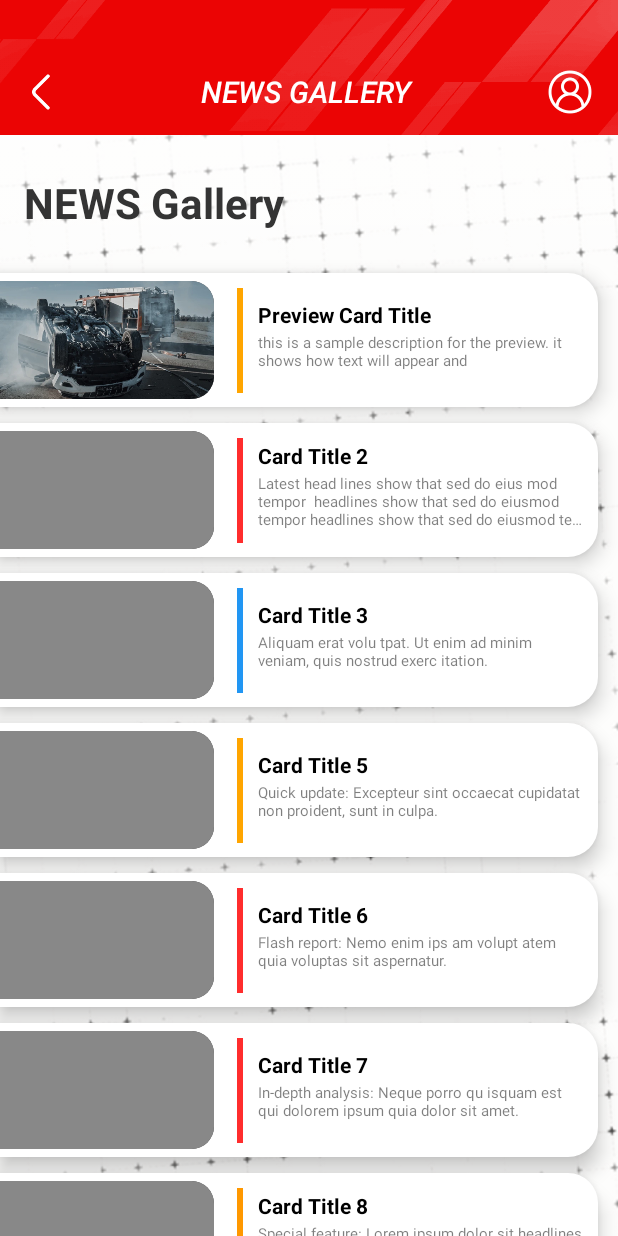
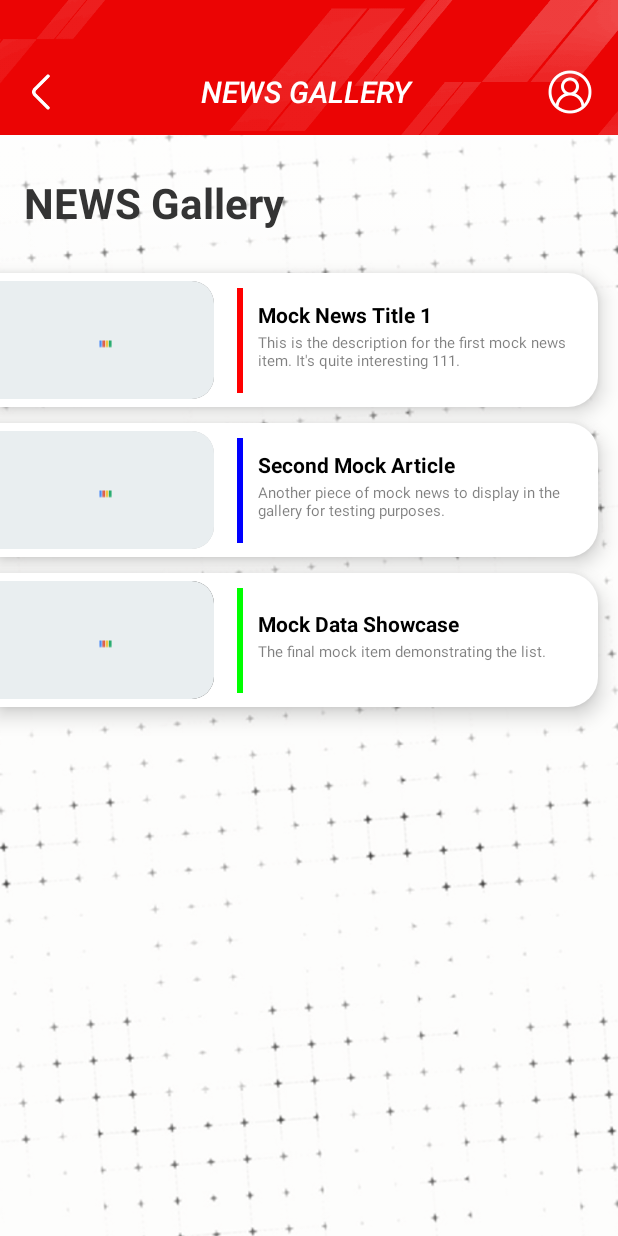
Before and after one commit to JaninduPramod/Crash-Trace, an Android app built with Jetpack Compose: the @Preview function NewsGalleryPreview, on a phone screen of 412 x 824 dp. Run offline under Robolectric (Android 15) with nearby library versions, the phone set to English and light mode, and no system bars; libraries missing offline, so code that uses them is left out: coil.decode; pictures from the network do not load; 1 statement that could not run was skipped.

Commit message:
add loading card function

```diff
--- a/app/build.gradle.kts
+++ b/app/build.gradle.kts
@@ -66,7 +66,8 @@ dependencies {
 
     implementation("androidx.compose.material:material-icons-extended:<version>")
 
-
+    implementation("io.coil-kt:coil-compose:2.4.0")
+    implementation("io.coil-kt:coil-gif:2.4.0")
 
     implementation("io.insert-koin:koin-android:3.4.0")
     implementation("io.insert-koin:koin-core:3.4.0")
--- a/app/src/main/java/com/crashtrace/mobile/di/AppModule.kt
+++ b/app/src/main/java/com/crashtrace/mobile/di/AppModule.kt
@@ -10,6 +10,9 @@ import com.crashtrace.mobile.viewmodel.LoginViewModel
 import com.crashtrace.mobile.viewmodel.PasswordResetViewModel
 import com.crashtrace.mobile.viewmodel.ProfileViewModel
 import org.koin.android.ext.koin.androidContext
+import org.koin.dsl.module
+import com.crashtrace.mobile.viewmodel.NewsGalleryViewModel
+import org.koin.androidx.viewmodel.dsl.viewModel
 import org.koin.dsl.module
 
 val appModule = module {
@@ -27,4 +30,5 @@ val appModule = module {
     single { SignUpViewModel(get()) } // Inject repository
     single { PasswordResetViewModel(get()) } // Inject repository
     single { ProfileViewModel(get(), get()) } // Inject repository and DataStoreManager
+    viewModel { NewsGalleryViewModel() }
 }
--- a/app/src/main/java/com/crashtrace/mobile/navigation/NavGraph.kt
+++ b/app/src/main/java/com/crashtrace/mobile/navigation/NavGraph.kt
@@ -2,8 +2,10 @@ package com.crashtrace.mobile.navigation
 
 import androidx.compose.runtime.Composable
 import androidx.navigation.NavHostController
+import androidx.navigation.NavType
 import androidx.navigation.compose.NavHost
 import androidx.navigation.compose.composable
+import androidx.navigation.navArgument
 import com.crashtrace.mobile.ui.screens.OnBoardScreen1
 import com.crashtrace.mobile.ui.screens.OnBoardScreen2
 import com.crashtrace.mobile.ui.screens.OnBoardScreen3
@@ -14,6 +16,7 @@ import com.crashtrace.mobile.ui.screens.SignUpScreen
 import com.crashtrace.mobile.ui.screens.SigningInScreen
 import com.crashtrace.mobile.ui.screens.VerificationScreen
 import com.crashtrace.mobile.ui.screens.MainNavScreen
+import com.crashtrace.mobile.ui.screens.NewsFeedScreen
 import com.crashtrace.mobile.ui.screens.NewsGalleryScreen
 import com.crashtrace.mobile.ui.screens.NewsInfoScreen
 
@@ -32,7 +35,17 @@ fun AppNavGraph(navController: NavHostController) {
         composable("profile") { ProfileScreen(navController) }
         composable("home") { MainNavScreen(navController) }
         composable("card") { NewsInfoScreen(navController) }
+        composable("newsFeed") { NewsFeedScreen(navController) }
         composable("gallery") { NewsGalleryScreen(navController) }
+
+        composable(
+            route = "mainScreen/{selectedIndex}",
+            arguments = listOf(navArgument("selectedIndex") { type = NavType.IntType })
+        ) { backStackEntry ->
+            val selectedIndex = backStackEntry.arguments?.getInt("selectedIndex") ?: 0
+            MainNavScreen(navController = navController, selectedIndex = selectedIndex)
+        }
+
 
 
         composable("first") {
--- a/app/src/main/java/com/crashtrace/mobile/ui/components/CardActivity.kt
+++ b/app/src/main/java/com/crashtrace/mobile/ui/components/CardActivity.kt
@@ -16,14 +16,19 @@ import androidx.compose.ui.Alignment
 import androidx.compose.ui.Modifier
 import androidx.compose.ui.draw.clip
 import androidx.compose.ui.graphics.Color
-import androidx.compose.ui.graphics.painter.ColorPainter
+import androidx.compose.ui.graphics.painter.Painter
 import androidx.compose.ui.layout.ContentScale
+import androidx.compose.ui.platform.LocalContext
 import androidx.compose.ui.text.font.FontWeight
 import androidx.compose.ui.text.style.TextOverflow
 import androidx.compose.ui.unit.dp
 import androidx.compose.ui.unit.sp
-
 import androidx.compose.ui.tooling.preview.Preview
+import coil.compose.rememberAsyncImagePainter
+import coil.decode.GifDecoder
+import coil.imageLoader
+import coil.request.ImageRequest
+import com.crashtrace.mobile.R
 
 @Composable
 fun MyCustomCard(
@@ -35,8 +40,7 @@ fun MyCustomCard(
         modifier = modifier
             .fillMaxWidth()
             .height(100.dp)
-            .padding(start = 0.dp, top = 5.dp, end = 5.dp, bottom = 5.dp)
-            .clickable { onClick() },
+            .padding(start = 0.dp, top = 5.dp, end = 5.dp, bottom = 5.dp),
         shape = RoundedCornerShape(topStart = 0.dp, topEnd = 20.dp, bottomEnd = 20.dp, bottomStart = 0.dp),
         colors = CardDefaults.cardColors(containerColor = Color.White),
         elevation = CardDefaults.cardElevation(defaultElevation = 8.dp)
@@ -47,13 +51,15 @@ fun MyCustomCard(
                     .fillMaxSize()
                     .height(IntrinsicSize.Max)
             ) {
+                val context = LocalContext.current
+
                 Box(
                     modifier = Modifier
                         .weight(0.4f)
                         .fillMaxHeight()
                         .padding(start = 0.dp, top = 5.dp, end = 15.dp, bottom = 5.dp)
                         .clip(RoundedCornerShape(topEnd = 15.dp, bottomEnd = 15.dp))
-                        .background(Color.DarkGray)
+                        .background(if (cardItem.imagePainter == null) cardItem.imagePlaceholderColor else Color.DarkGray)
                 ) {
                     if (cardItem.imagePainter != null) {
                         Image(
@@ -63,10 +69,22 @@ fun MyCustomCard(
                             contentScale = ContentScale.Crop
                         )
                     } else {
+                        val gifPainter = rememberAsyncImagePainter(
+                            model = ImageRequest.Builder(context)
+                                .data(R.drawable.loding) // loading gif in drawable
+                                .build(),
+                            imageLoader = context.imageLoader.newBuilder()
+                                .components {
+                                    add(GifDecoder.Factory())
+                                }
+                                .build()
+                        )
+
                         Image(
-                            painter = ColorPainter(cardItem.imagePlaceholderColor),
+                            painter = gifPainter,
                             contentDescription = cardItem.title,
-                            modifier = Modifier.fillMaxSize()
+                            modifier = Modifier.fillMaxSize(),
+                            contentScale = ContentScale.Crop
                         )
                     }
                 }
@@ -105,27 +123,25 @@ fun MyCustomCard(
                     )
                 }
             }
-            // Add a button overlay filling the card (hole area)
+
+            // Full-size transparent clickable overlay instead of Button (better)
             Box(
                 modifier = Modifier
-                    .fillMaxSize(),
-                contentAlignment = Alignment.Center
-            ) {
-                Button(
-                    onClick = onClick,
-                    colors = ButtonDefaults.buttonColors(containerColor = Color.Transparent),
-                    elevation = null,
-                    shape = RoundedCornerShape(topStart = 0.dp, topEnd = 20.dp, bottomEnd = 20.dp, bottomStart = 0.dp), // <-- Add border radius here
-                    modifier = Modifier
-                        .fillMaxSize()
-                        .background(Color.Transparent)
-                ) {
-                    // Empty content, button is invisible but clickable
-                }
-            }
+                    .fillMaxSize()
+                    .clickable { onClick() }
+            )
         }
     }
 }
+
+data class CardItem(
+    val cardId: String,
+    val title: String,
+    val description: String,
+    val accentColor: Color,
+    val imagePlaceholderColor: Color,
+    val imagePainter: Painter? = null
+)
 
 @Preview(showBackground = true)
 @Composable
@@ -138,6 +154,6 @@ fun MyCustomCardPreview() {
             imagePlaceholderColor = Color.Gray,
             accentColor = Color.Red,
         ),
-        onClick = {} // <-- Provide empty lambda for preview
+        onClick = {} // empty lambda for preview
     )
 }
--- a/app/src/main/java/com/crashtrace/mobile/ui/components/CardItem.kt
+++ b/app/src/main/java/com/crashtrace/mobile/ui/components/CardItem.kt
@@ -1,13 +1,13 @@
-package com.crashtrace.mobile.ui.components
-
-import androidx.compose.ui.graphics.Color
-import androidx.compose.ui.graphics.painter.Painter
-
-data class CardItem(
-    val cardId: String,
-    val title: String,
-    val description: String,
-    val imagePlaceholderColor: Color,
-    val accentColor: Color,
-    val imagePainter: Painter? = null
-)
+//package com.crashtrace.mobile.ui.components
+//
+//import androidx.compose.ui.graphics.Color
+//import androidx.compose.ui.graphics.painter.Painter
+//
+//data class CardItem(
+//    val cardId: String,
+//    val title: String,
+//    val description: String,
+//    val imagePlaceholderColor: Color,
+//    val accentColor: Color,
+//    val imagePainter: Painter? = null
+//)
--- a/app/src/main/java/com/crashtrace/mobile/ui/screens/HomeFeedScreen.kt
+++ b/app/src/main/java/com/crashtrace/mobile/ui/screens/HomeFeedScreen.kt
@@ -38,6 +38,8 @@ fun HomeFeedScreen(navController: NavHostController) {
     if (loadProfile) {
         navController.navigate("profile")
         loadProfile = false
+
+
     }
 
     Box(modifier = Modifier.fillMaxSize()) {
@@ -50,7 +52,9 @@ fun HomeFeedScreen(navController: NavHostController) {
             modifier = Modifier.fillMaxSize()
         )
 
-        // ✅ Main content
+
+
+
         Column(
             modifier = Modifier.fillMaxSize()
         ) {
@@ -104,7 +108,7 @@ fun HomeFeedScreen(navController: NavHostController) {
                             )
                             Spacer(modifier = Modifier.height(4.dp))
                             Button(
-                            onClick = { },
+                                onClick = { navController.navigate("mainScreen/1") },
                                 modifier = Modifier
                                     .width(200.dp)
                                     .height(48.dp),
@@ -134,19 +138,16 @@ fun HomeFeedScreen(navController: NavHostController) {
                             }
                         }
                     }
-
-
-                Spacer(modifier = Modifier.height(36.dp))
-
                 Column(
                     modifier = Modifier
                         .padding(horizontal = 16.dp)
-                        .offset(y = (-120).dp),
+                        .offset(y = (-90).dp),
                 ) {
                     AnalysisCard()
                     Spacer(modifier = Modifier.height(24.dp))
                     CrashTraceOptionsCard()
-                    Spacer(modifier = Modifier.height(24.dp))
+
+                    Spacer(modifier = Modifier.height(0.dp))
                 }
             }
         }
@@ -167,8 +168,9 @@ fun AnalysisCard() {
             modifier = Modifier
                 .fillMaxSize()
                 .padding(12.dp)
+
         ) {
-            Spacer(modifier = Modifier.height(24.dp))
+            Spacer(modifier = Modifier.height(12.dp))
             Text(
                 text = "ANALYSIS",
                 fontSize = 24.sp,
@@ -177,7 +179,7 @@ fun AnalysisCard() {
                 modifier = Modifier.padding(start = 8.dp)
             )
 
-            Spacer(modifier = Modifier.height(4.dp))
+            Spacer(modifier = Modifier.height(12.dp))
 
             // Main News Card
             Card(
@@ -366,7 +368,7 @@ fun CrashTraceOptionsCard() {
     Card(
         modifier = Modifier
             .fillMaxWidth()
-            .height(350.dp)
+            .height(365.dp)
             .shadow(15.dp, RoundedCornerShape(18.dp), ambientColor = Color.Black.copy(alpha = 0.2f)),
         shape = RoundedCornerShape(18.dp),
         colors = CardDefaults.cardColors(containerColor = Color.White)
@@ -375,6 +377,7 @@ fun CrashTraceOptionsCard() {
             modifier = Modifier
                 .fillMaxSize()
                 .padding(24.dp)
+
         ) {
             Text(
                 text = "Crash Trace Options",
--- a/app/src/main/java/com/crashtrace/mobile/ui/screens/NewsGalleryScreen.kt
+++ b/app/src/main/java/com/crashtrace/mobile/ui/screens/NewsGalleryScreen.kt
@@ -6,11 +6,7 @@ import androidx.compose.foundation.layout.*
 import androidx.compose.foundation.rememberScrollState
 import androidx.compose.foundation.verticalScroll
 import androidx.compose.material3.Text
-import androidx.compose.runtime.Composable
-import androidx.compose.runtime.getValue
-import androidx.compose.runtime.mutableStateOf
-import androidx.compose.runtime.remember
-import androidx.compose.runtime.setValue
+import androidx.compose.runtime.*
 import androidx.compose.ui.Alignment
 import androidx.compose.ui.Modifier
 import androidx.compose.ui.graphics.Brush
@@ -20,13 +16,15 @@ import androidx.compose.ui.res.painterResource
 import androidx.compose.ui.text.font.FontWeight
 import androidx.compose.ui.unit.dp
 import androidx.compose.ui.unit.sp
+import androidx.compose.ui.tooling.preview.Preview
+import androidx.navigation.NavController
+import androidx.navigation.compose.rememberNavController
 import com.crashtrace.mobile.R
 import com.crashtrace.mobile.ui.components.AppBarMain
 import com.crashtrace.mobile.ui.components.MyCustomCard
 import com.crashtrace.mobile.ui.components.CardItem
-import androidx.compose.ui.tooling.preview.Preview
-import androidx.navigation.NavController
-import androidx.navigation.compose.rememberNavController
+import com.crashtrace.mobile.viewmodel.NewsGalleryViewModel
+import org.koin.androidx.compose.koinViewModel
 
 @Composable
 fun NewsGalleryScreen(
@@ -34,23 +32,27 @@ fun NewsGalleryScreen(
     selectedIndex: Int = 1
 ) {
 
+    val newsGalleryViewModel: NewsGalleryViewModel = koinViewModel()
+
+
+    val newsList by newsGalleryViewModel.newsList.collectAsState()
+
+
     var loadProfile by remember { mutableStateOf(false) }
+    var backToFeed by remember { mutableStateOf(false) }
+
 
     if (loadProfile) {
         navController.navigate("profile")
         loadProfile = false
     }
-    var backToFeed by remember { mutableStateOf(false) }
 
     if (backToFeed) {
         MainNavScreen(navController = navController, selectedIndex = selectedIndex)
         return
     }
 
-    Box(
-        modifier = Modifier.fillMaxSize()
-    ) {
-
+    Box(modifier = Modifier.fillMaxSize()) {
         Image(
             painter = painterResource(id = R.drawable.background_image),
             contentDescription = null,
@@ -58,7 +60,7 @@ fun NewsGalleryScreen(
             contentScale = ContentScale.Crop
         )
 
-        // Gradient shadow box at top
+        // Top gradient overlay
         Box(
             modifier = Modifier
                 .align(Alignment.TopCenter)
@@ -74,72 +76,39 @@ fun NewsGalleryScreen(
                 )
         )
 
-        // Main content
-        Column(
-            modifier = Modifier.fillMaxSize()
-        ) {
-            // Static AppBar
+        Column(modifier = Modifier.fillMaxSize()) {
             AppBarMain(
                 title = "NEWS GALLERY",
                 BackButton = true,
                 onBackClick = { backToFeed = true },
-                onProfileClick = { isProfile ->
-                    if (isProfile) loadProfile = true
-                }
+                onProfileClick = { isProfile -> if (isProfile) loadProfile = true }
             )
 
             Spacer(modifier = Modifier.height(30.dp))
 
-            // Section Title (STATIC)
             Text(
                 text = "NEWS Gallery",
                 color = Color(0xFF343434),
                 fontWeight = FontWeight.Bold,
                 fontSize = 28.sp,
-                modifier = Modifier.padding(start = 16.dp, bottom = 0.dp)
+                modifier = Modifier.padding(start = 16.dp)
             )
+
             Spacer(modifier = Modifier.height(16.dp))
-            // Scrollable content (only cards)
+
             Column(
                 modifier = Modifier
                     .fillMaxSize()
                     .verticalScroll(rememberScrollState())
+                    .padding(0.dp, 8.dp, 8.dp, 8.dp)
             ) {
-                // News items
-                val newsList = listOf(
-                    CardItem(
-                        cardId = "1",
-                        title = "Preview Card Title",
-                        description = "this is a sample description for the preview. it shows how text will appear and",
-                        imagePlaceholderColor = Color.Gray,
-                        accentColor = Color(0xFFFFA500),
-                        imagePainter = painterResource(id = R.drawable.accident)
-                    ),
+                newsList.forEach { item ->
+                    MyCustomCard(cardItem = item)
+                }
+                LaunchedEffect(newsList) {
+                    println(">>> News list size: ${newsList.size}")
+                }
 
-                    CardItem("2", "Card Title 2", "Latest head lines show that sed do eius mod tempor  headlines show that sed do eiusmod tempor headlines show that sed do eiusmod tempor incididunt ut labore.", Color.Gray, Color(0xFFFF2D2D)),
-                    CardItem("3", "Card Title 3", "Aliquam erat volu tpat. Ut enim ad minim veniam, quis nostrud exerc itation.", Color.Gray, Color(0xFF2196F3)),
-                     CardItem("5", "Card Title 5", "Quick update: Excepteur sint occaecat cupidatat non proident, sunt in culpa.", Color.Gray, Color(0xFFFFA500)),
-                    CardItem("6", "Card Title 6", "Flash report: Nemo enim ips am volupt atem quia voluptas sit aspernatur.", Color.Gray, Color(0xFFFF2D2D)),
-                    CardItem("7", "Card Title 7", "In-depth analysis: Neque porro qu isquam est qui dolorem ipsum quia dolor sit amet.", Color.Gray, Color(0xFFFF2D2D)),
-                    CardItem("8", "Card Title 8", "Special feature: Lorem ipsum dolor sit headlines  show that sed do eiusmod tempor headlines show that sed do eiusmod tempor amet, consectetur adipiscing elit.", Color.Gray, Color(0xFFFF9800)),
-                    CardItem("4", "Card Title 4", "New developments revealed: Duis headlines show that sed do  eiusmod tempor aute irure dolor in reprehenderit.", Color.Gray, Color(0xFF52B3FF)),
-                    CardItem("9", "Card Title 9", "Update just in: Sed ut  pers piciatis unde omnis iste natus error sit volu ptatem.", Color.Gray, Color(0xFF52B3FF)),
-                    CardItem("10", "Card Title 10", "Insight: But I must explain to you how all this mistaken idea of denou ncing pleasure.", Color.Gray, Color(0xFF52B3FF)),
-                    CardItem("11", "Card Title 11", "Field report: At vero eos et acc usamus et iusto odio headlines show that sed do eiusmod tempor dignissimos ducimus.", Color.Gray, Color(0xFFFF2D2D)),
-                    CardItem("12", "Card Title 12", "News highlight: On the other hand, we denounce with righteous indignation.", Color.Gray, Color(0xFFFFA500)),
-                    CardItem("13", "Card Title 13", "Detailed review: These cases are perfectly headlines show that sed do eiusmod tempor simple and easy to distinguish.", Color.Gray, Color(0xFFFF2D2D)),
-                    CardItem("14", "Card Title 14", "Trending: Nor again is there anyone who loves or pursues or desires pain.", Color.Gray, Color(0xFF52B3FF)),
-                    CardItem("15", "Card Title 15", "Editorial: Because it is pain, but because occas ionally headlines show that sed do eiusmod tempor circumstances occur.", Color.Gray, Color(0xFF52B3FF))
-                    )
-
-
-                Column(
-                    modifier = Modifier.padding(0.dp, 8.dp, 8.dp, 8.dp)
-                ) {
-                    newsList.forEach { item ->
-                        MyCustomCard(cardItem = item)
-                    }
-                }
 
                 Spacer(modifier = Modifier.height(16.dp))
             }
--- /dev/null
+++ b/app/src/main/java/com/crashtrace/mobile/viewmodel/NewsGalleryViewModel.kt
@@ -0,0 +1,57 @@
+package com.crashtrace.mobile.viewmodel
+
+
+import androidx.lifecycle.ViewModel
+import androidx.compose.ui.graphics.Color
+import androidx.lifecycle.viewModelScope
+import com.crashtrace.mobile.ui.components.CardItem
+import kotlinx.coroutines.flow.MutableStateFlow
+import kotlinx.coroutines.flow.StateFlow
+import kotlinx.coroutines.flow.asStateFlow
+import kotlinx.coroutines.launch
+
+class NewsGalleryViewModel : ViewModel() {
+
+
+    private val _newsList = MutableStateFlow<List<CardItem>>(emptyList())
+    val newsList: StateFlow<List<CardItem>> = _newsList.asStateFlow()
+
+    init {
+        loadMockNews() // Load mock data when ViewModel is created
+    }
+
+    private fun loadMockNews() {
+        viewModelScope.launch {
+
+            val mockData = listOf(
+                CardItem(
+                    cardId = "mock1",
+                    title = "Mock News Title 1",
+                    description = "This is the description for the first mock news item. It's quite interesting 111.",
+
+                    //image = "https://example.com/image1.jpg",
+                    accentColor = Color.Red,
+                    imagePlaceholderColor = Color.Gray,
+
+                ),
+                CardItem(
+                    cardId = "mock2",
+                    title = "Second Mock Article",
+                    description = "Another piece of mock news to display in the gallery for testing purposes.",
+                    //image = "https.example.com/image2.jpg",
+                    accentColor = Color.Blue,
+                    imagePlaceholderColor = Color.LightGray,
+                ),
+                CardItem(
+                    cardId = "mock3",
+                    title = "Mock Data Showcase",
+                    description = "The final mock item demonstrating the list.",
+                    //image = "https.example.com/image3.jpg",
+                    accentColor = Color.Green,
+                    imagePlaceholderColor = Color.DarkGray,
+                )
+            )
+            _newsList.value = mockData
+        }
+    }
+}
--- a/build.gradle.kts
+++ b/build.gradle.kts
@@ -3,4 +3,5 @@ plugins {
     alias(libs.plugins.android.application) apply false
     alias(libs.plugins.kotlin.android) apply false
     alias(libs.plugins.kotlin.compose) apply false
+
 }
--- a/gradle/libs.versions.toml
+++ b/gradle/libs.versions.toml
@@ -1,5 +1,5 @@
 [versions]
-agp = "8.8.0"
+agp = "8.10.1"
 kotlin = "2.0.0"
 coreKtx = "1.16.0"
 junit = "4.13.2"
```
Also changed, not shown: app/src/main/res/drawable/loding.gif (added). Lines whose indentation alone changed are shown as unchanged.
